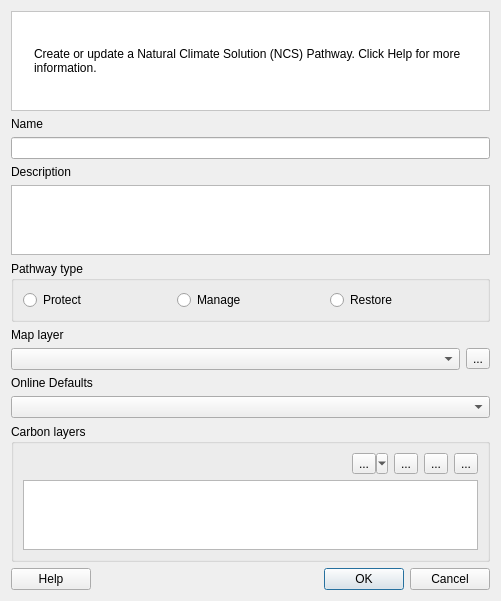
This is src/cplus_plugin/ui/ncs_pathway_editor_dialog.ui in ConservationInternational/cplus-plugin as Qt 5 draws it before an edit. The edited form follows.
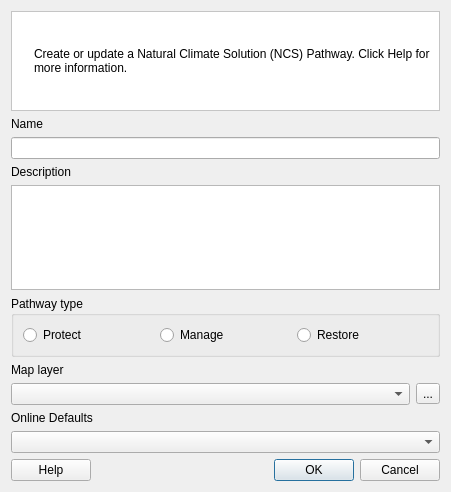
This is the edited form. Custom widgets are drawn as their Qt base class.

Commit message: Remove references to carbon layers in NCS model and UIs.

Patch:
```diff
--- a/src/cplus_plugin/ui/ncs_pathway_editor_dialog.ui
+++ b/src/cplus_plugin/ui/ncs_pathway_editor_dialog.ui
@@ -6,8 +6,8 @@
    <rect>
     <x>0</x>
     <y>0</y>
-    <width>501</width>
-    <height>577</height>
+    <width>451</width>
+    <height>492</height>
    </rect>
   </property>
   <property name="minimumSize">
@@ -20,87 +20,66 @@
    <string>NCS Pathway Editor</string>
   </property>
   <layout class="QGridLayout" name="gridLayout_2">
-   <item row="11" column="0" colspan="4">
-    <widget class="QgsCollapsibleGroupBox" name="mGroupBox">
-     <property name="title">
-      <string>Carbon layers</string>
+   <item row="9" column="0" colspan="4">
+    <widget class="QLabel" name="label_5">
+     <property name="text">
+      <string>Online Defaults</string>
      </property>
-     <property name="collapsed">
-      <bool>false</bool>
+    </widget>
+   </item>
+   <item row="11" column="0">
+    <widget class="QPushButton" name="btn_help">
+     <property name="text">
+      <string>Help</string>
      </property>
-     <property name="saveCheckedState">
-      <bool>false</bool>
+    </widget>
+   </item>
+   <item row="11" column="2" colspan="2">
+    <widget class="QDialogButtonBox" name="buttonBox">
+     <property name="orientation">
+      <enum>Qt::Horizontal</enum>
      </property>
-     <layout class="QGridLayout" name="gridLayout">
-      <item row="1" column="0" colspan="5">
-       <widget class="QListView" name="lst_carbon_layers">
-        <property name="editTriggers">
-         <set>QAbstractItemView::NoEditTriggers</set>
-        </property>
-        <property name="selectionMode">
-         <enum>QAbstractItemView::ExtendedSelection</enum>
-        </property>
-        <property name="selectionBehavior">
-         <enum>QAbstractItemView::SelectRows</enum>
-        </property>
-       </widget>
-      </item>
-      <item row="0" column="2">
-       <widget class="QToolButton" name="btn_add_carbon">
-        <property name="toolTip">
-         <string>Add carbon layer</string>
-        </property>
-        <property name="text">
-         <string>...</string>
-        </property>
-       </widget>
-      </item>
-      <item row="0" column="0">
-       <spacer name="horizontalSpacer_2">
-        <property name="orientation">
-         <enum>Qt::Horizontal</enum>
-        </property>
-        <property name="sizeHint" stdset="0">
-         <size>
-          <width>367</width>
-          <height>20</height>
-         </size>
-        </property>
-       </spacer>
-      </item>
-      <item row="0" column="4">
-       <widget class="QToolButton" name="btn_delete_carbon">
-        <property name="toolTip">
-         <string>Remove carbon layer</string>
-        </property>
-        <property name="text">
-         <string>...</string>
-        </property>
-       </widget>
-      </item>
-      <item row="0" column="3">
-       <widget class="QToolButton" name="btn_edit_carbon">
-        <property name="toolTip">
-         <string>Edit carbon layer</string>
-        </property>
-        <property name="text">
-         <string>...</string>
-        </property>
-       </widget>
-      </item>
-      <item row="0" column="1">
-       <widget class="QToolButton" name="btn_add_default_carbon">
-        <property name="text">
-         <string>...</string>
-        </property>
-        <property name="popupMode">
-         <enum>QToolButton::MenuButtonPopup</enum>
-        </property>
-       </widget>
-      </item>
-     </layout>
+     <property name="standardButtons">
+      <set>QDialogButtonBox::Cancel|QDialogButtonBox::Ok</set>
+     </property>
     </widget>
    </item>
+   <item row="5" column="0" colspan="4">
+    <widget class="QPlainTextEdit" name="txt_description"/>
+   </item>
+   <item row="1" column="0" colspan="4">
+    <layout class="QVBoxLayout" name="vl_notification"/>
+   </item>
+   <item row="8" column="0" colspan="3">
+    <widget class="QgsMapLayerComboBox" name="cbo_layer"/>
+   </item>
+   <item row="8" column="3">
+    <widget class="QToolButton" name="btn_add_layer">
+     <property name="text">
+      <string>...</string>
+     </property>
+    </widget>
+   </item>
+   <item row="7" column="0" colspan="4">
+    <widget class="QLabel" name="label_4">
+     <property name="text">
+      <string>Map layer</string>
+     </property>
+    </widget>
+   </item>
+   <item row="11" column="1">
+    <spacer name="horizontalSpacer">
+     <property name="orientation">
+      <enum>Qt::Horizontal</enum>
+     </property>
+     <property name="sizeHint" stdset="0">
+      <size>
+       <width>178</width>
+       <height>20</height>
+      </size>
+     </property>
+    </spacer>
+   </item>
    <item row="0" column="0" colspan="4">
     <widget class="QFrame" name="frame">
      <property name="sizePolicy">
@@ -181,37 +160,10 @@
      </layout>
     </widget>
    </item>
-   <item row="8" column="3">
-    <widget class="QToolButton" name="btn_add_layer">
+   <item row="2" column="0" colspan="4">
+    <widget class="QLabel" name="label">
      <property name="text">
-      <string>...</string>
-     </property>
-    </widget>
-   </item>
-   <item row="5" column="0" colspan="4">
-    <widget class="QPlainTextEdit" name="txt_description"/>
-   </item>
-   <item row="9" column="0" colspan="4">
-    <widget class="QLabel" name="label_5">
-     <property name="text">
-      <string>Online Defaults</string>
-     </property>
-    </widget>
-   </item>
-   <item row="12" column="0">
-    <widget class="QPushButton" name="btn_help">
-     <property name="text">
-      <string>Help</string>
-     </property>
-    </widget>
-   </item>
-   <item row="8" column="0" colspan="3">
-    <widget class="QgsMapLayerComboBox" name="cbo_layer"/>
-   </item>
-   <item row="7" column="0" colspan="4">
-    <widget class="QLabel" name="label_4">
-     <property name="text">
-      <string>Map layer</string>
+      <string>Name</string>
      </property>
     </widget>
    </item>
@@ -222,16 +174,6 @@
      </property>
     </widget>
    </item>
-   <item row="12" column="2" colspan="2">
-    <widget class="QDialogButtonBox" name="buttonBox">
-     <property name="orientation">
-      <enum>Qt::Horizontal</enum>
-     </property>
-     <property name="standardButtons">
-      <set>QDialogButtonBox::Cancel|QDialogButtonBox::Ok</set>
-     </property>
-    </widget>
-   </item>
    <item row="4" column="0" colspan="4">
     <widget class="QLabel" name="label_2">
      <property name="text">
@@ -239,32 +181,6 @@
      </property>
     </widget>
    </item>
-   <item row="1" column="0" colspan="4">
-    <layout class="QVBoxLayout" name="vl_notification"/>
-   </item>
-   <item row="12" column="1">
-    <spacer name="horizontalSpacer">
-     <property name="orientation">
-      <enum>Qt::Horizontal</enum>
-     </property>
-     <property name="sizeHint" stdset="0">
-      <size>
-       <width>178</width>
-       <height>20</height>
-      </size>
-     </property>
-    </spacer>
-   </item>
-   <item row="2" column="0" colspan="4">
-    <widget class="QLabel" name="label">
-     <property name="text">
-      <string>Name</string>
-     </property>
-    </widget>
-   </item>
-   <item row="10" column="0" colspan="4">
-    <widget class="QComboBox" name="cbo_default_layer"/>
-   </item>
    <item row="6" column="0" colspan="4">
     <widget class="QGroupBox" name="groupBox">
      <property name="minimumSize">
@@ -301,15 +217,12 @@
      </layout>
     </widget>
    </item>
+   <item row="10" column="0" colspan="4">
+    <widget class="QComboBox" name="cbo_default_layer"/>
+   </item>
   </layout>
  </widget>
  <customwidgets>
-  <customwidget>
-   <class>QgsCollapsibleGroupBox</class>
-   <extends>QGroupBox</extends>
-   <header>qgscollapsiblegroupbox.h</header>
-   <container>1</container>
-  </customwidget>
   <customwidget>
    <class>QgsMapLayerComboBox</class>
    <extends>QComboBox</extends>
```
Left out of the diff: 5 changed lines with no effect on the pictures. The commit also changes 2 other files.
